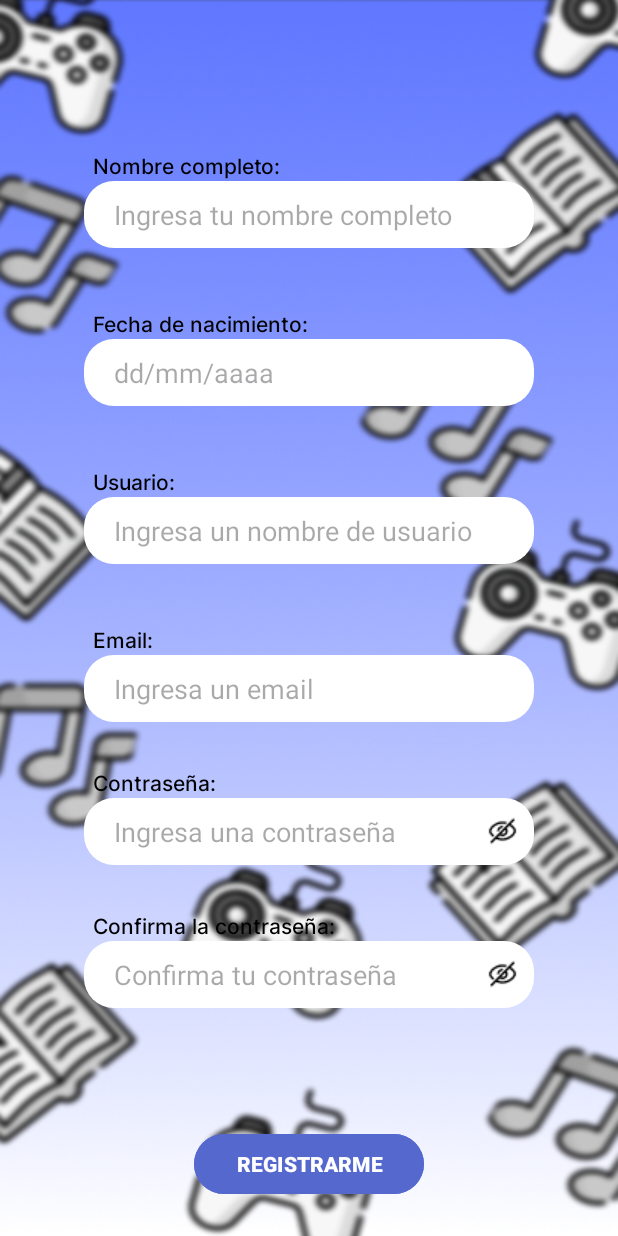
After one commit to AdrianCes/SwapIt, an Android app: the RegistroActivity screen opened directly, with no data from a screen before it, on a phone screen of 412 x 824 dp. The commit adds this screen. Run offline under Robolectric (Android 15) with nearby library versions, the phone set to English and light mode, and no system bars.

Commit message:
Añadido registro

```diff
--- a/app/src/main/AndroidManifest.xml
+++ b/app/src/main/AndroidManifest.xml
@@ -13,6 +13,9 @@
         android:theme="@style/Theme.SwapIt"
         tools:targetApi="31">
         <activity
+            android:name=".RegistroActivity"
+            android:exported="false" />
+        <activity
             android:name=".MainActivity"
             android:exported="true">
             <intent-filter>
--- a/app/src/main/java/com/example/swapit/MainActivity.java
+++ b/app/src/main/java/com/example/swapit/MainActivity.java
@@ -2,13 +2,68 @@ package com.example.swapit;
 
 import androidx.appcompat.app.AppCompatActivity;
 
+import android.content.Intent;
 import android.os.Bundle;
+import android.text.InputType;
+import android.view.MotionEvent;
+import android.view.View;
+import android.widget.EditText;
+import android.widget.TextView;
+
 
 public class MainActivity extends AppCompatActivity {
+    private EditText editTextPassword;
+    private boolean isPasswordVisible = false;
+    private TextView textViewRegister;
 
     @Override
     protected void onCreate(Bundle savedInstanceState) {
         super.onCreate(savedInstanceState);
         setContentView(R.layout.activity_main);
+
+        // Inicializar las variables
+        editTextPassword = findViewById(R.id.editTextText2);
+
+        // Establecer el listener de pulsación en el ícono de la contraseña
+        editTextPassword.setOnTouchListener(new View.OnTouchListener() {
+            @Override
+            public boolean onTouch(View v, MotionEvent event) {
+                if (event.getAction() == MotionEvent.ACTION_DOWN) {
+                    // Al pulsar, cambiar la visibilidad de la contraseña
+                    togglePasswordVisibility();
+                }
+                return false;
+            }
+        });
+
+        textViewRegister = findViewById(R.id.textView5);
+        textViewRegister.setOnClickListener(new View.OnClickListener() {
+            @Override
+            public void onClick(View v) {
+                // Acción al hacer clic en el TextView de registro
+                // Puedes cambiar la clase de la actividad según tus necesidades
+                Intent intent = new Intent(MainActivity.this, RegistroActivity.class);
+                startActivity(intent);
+            }
+        });
     }
+
+
+    private void togglePasswordVisibility() {
+        // Cambiar la visibilidad de la contraseña
+        isPasswordVisible = !isPasswordVisible;
+
+        int inputType = isPasswordVisible ? InputType.TYPE_CLASS_TEXT | InputType.TYPE_TEXT_VARIATION_VISIBLE_PASSWORD
+                : InputType.TYPE_CLASS_TEXT | InputType.TYPE_TEXT_VARIATION_PASSWORD;
+
+        editTextPassword.setInputType(inputType);
+        editTextPassword.setSelection(editTextPassword.getText().length());  // Mover el cursor al final del texto
+
+        // Cambiar el ícono
+        int iconId = isPasswordVisible ? R.drawable.show_password : R.drawable.hide_password;
+        editTextPassword.setCompoundDrawablesWithIntrinsicBounds(0, 0, iconId, 0);
+
+    }
+
+
 }
--- /dev/null
+++ b/app/src/main/java/com/example/swapit/RegistroActivity.java
@@ -0,0 +1,55 @@
+package com.example.swapit;
+
+import androidx.appcompat.app.AppCompatActivity;
+
+import android.os.Bundle;
+import android.text.InputType;
+import android.view.MotionEvent;
+import android.view.View;
+import android.widget.EditText;
+
+public class RegistroActivity extends AppCompatActivity {
+    private EditText editTextPassword;
+    private EditText editTextPassword2;
+    private boolean isPasswordVisible = false;
+
+    @Override
+    protected void onCreate(Bundle savedInstanceState) {
+        super.onCreate(savedInstanceState);
+        setContentView(R.layout.registro);
+
+        editTextPassword = findViewById(R.id.editTextText5);
+        editTextPassword2 = findViewById(R.id.editTextText6);
+
+        setupPasswordVisibilityToggle(editTextPassword);
+        setupPasswordVisibilityToggle(editTextPassword2);
+    }
+
+    private void setupPasswordVisibilityToggle(EditText editText) {
+        editText.setOnTouchListener(new View.OnTouchListener() {
+            @Override
+            public boolean onTouch(View v, MotionEvent event) {
+                if (event.getAction() == MotionEvent.ACTION_DOWN) {
+                    // Al pulsar, cambiar la visibilidad de la contraseña
+                    togglePasswordVisibility(editText);
+                }
+                return false;
+            }
+        });
+    }
+
+    private void togglePasswordVisibility(EditText editText) {
+        // Cambiar la visibilidad de la contraseña
+        isPasswordVisible = !isPasswordVisible;
+
+        int inputType = isPasswordVisible ? InputType.TYPE_CLASS_TEXT | InputType.TYPE_TEXT_VARIATION_VISIBLE_PASSWORD
+                : InputType.TYPE_CLASS_TEXT | InputType.TYPE_TEXT_VARIATION_PASSWORD;
+
+        editText.setInputType(inputType);
+        editText.setSelection(editText.getText().length());  // Mover el cursor al final del texto
+
+        // Cambiar el ícono
+        int iconId = isPasswordVisible ? R.drawable.show_password : R.drawable.hide_password;
+        editText.setCompoundDrawablesWithIntrinsicBounds(0, 0, iconId, 0);
+    }
+}
--- a/app/src/main/res/layout/activity_main.xml
+++ b/app/src/main/res/layout/activity_main.xml
@@ -4,18 +4,17 @@
     xmlns:tools="http://schemas.android.com/tools"
     android:layout_width="match_parent"
     android:layout_height="match_parent"
-    android:background="@drawable/fondopmdm"
+    android:background="@drawable/login"
     android:orientation="vertical"
     android:layout_weight="1"
     tools:context=".MainActivity">
-
+    <!-- Usuario  -->
     <TextView
-        android:layout_marginTop="200dp"
+        android:layout_marginTop="220dp"
         android:id="@+id/textView"
         android:layout_width="match_parent"
         android:layout_height="wrap_content"
-        android:layout_marginLeft="50dp"
-
+        android:layout_marginLeft="62dp"
         android:fontFamily="@font/intermedium"
         android:text="Usuario:"
         android:textColor="#000000" />
@@ -33,14 +32,14 @@
         android:padding="10dp"
         android:paddingStart="20dp"
         android:text="" />
-
+    <!-- Contraseña  -->
     <TextView
         android:id="@+id/textView2"
         android:layout_width="match_parent"
         android:layout_height="wrap_content"
-        android:layout_marginLeft="50dp"
+        android:layout_marginLeft="62dp"
         android:layout_weight="0"
-        android:layout_marginTop="10dp"
+        android:layout_marginTop="30dp"
         android:fontFamily="@font/intermedium"
         android:text="Contraseña:"
         android:textColor="#000000" />
@@ -52,28 +51,31 @@
         android:layout_gravity="center"
         android:layout_weight="0"
         android:background="@drawable/edittext"
+        android:drawableRight="@drawable/hide_password"
         android:ems="10"
         android:hint="Ingresa tu contraseña"
-        android:inputType="text"
+        android:inputType="textPassword"
         android:paddingStart="20dp"
         android:padding="10dp"
         android:text="" />
+
 
     <TextView
         android:id="@+id/textView3"
         android:layout_width="match_parent"
         android:layout_height="wrap_content"
-        android:layout_marginLeft="50dp"
+        android:layout_marginLeft="62dp"
+        android:layout_marginTop="2dp"
         android:layout_weight="0"
         android:fontFamily="@font/intermedium"
         android:text="¿Has olvidado tu contraseña?"
         android:textColor="#000000"
         android:textStyle="normal" />
-
+    <!-- Boton  -->
     <Button
         android:id="@+id/button"
         android:layout_width="133dp"
-        android:layout_marginTop="50dp"
+        android:layout_marginTop="80dp"
         android:layout_height="wrap_content"
         android:layout_gravity="center"
         android:backgroundTint="#5568CE"
@@ -87,7 +89,6 @@
         android:gravity="center"
         android:orientation="horizontal">
 
-
         <TextView
             android:id="@+id/textView4"
             android:layout_width="wrap_content"
@@ -96,7 +97,7 @@
             android:text="¿No tienes cuenta?"
             android:textColor="#000000"
             android:textStyle="normal" />
-
+        <!-- Boton para mandarlo al registro -->
         <TextView
             android:id="@+id/textView5"
             android:layout_width="wrap_content"
@@ -109,4 +110,5 @@
 
     </LinearLayout>
 
+
 </LinearLayout>
--- /dev/null
+++ b/app/src/main/res/layout/registro.xml
@@ -0,0 +1,167 @@
+<?xml version="1.0" encoding="utf-8"?>
+<LinearLayout xmlns:android="http://schemas.android.com/apk/res/android"
+    android:layout_width="match_parent"
+    android:layout_height="match_parent"
+    android:layout_weight="1"
+    android:background="@drawable/registro"
+    android:orientation="vertical">
+    <!-- Nombre  -->
+    <TextView
+        android:id="@+id/textView"
+        android:layout_width="match_parent"
+        android:layout_height="wrap_content"
+        android:layout_marginLeft="62dp"
+        android:layout_marginTop="100dp"
+        android:fontFamily="@font/intermedium"
+        android:text="Nombre completo:"
+        android:textColor="#000000" />
+
+    <EditText
+        android:id="@+id/editTextText"
+        android:layout_width="300dp"
+        android:layout_height="wrap_content"
+        android:layout_gravity="center"
+        android:layout_weight="0"
+        android:background="@drawable/edittext"
+        android:ems="10"
+        android:hint="Ingresa tu nombre completo"
+        android:inputType="text"
+        android:padding="10dp"
+        android:paddingStart="20dp"
+        android:text="" />
+    <!-- Nacimiento  -->
+    <TextView
+        android:id="@+id/textView2"
+        android:layout_width="match_parent"
+        android:layout_height="wrap_content"
+        android:layout_marginLeft="62dp"
+        android:layout_marginTop="40dp"
+        android:fontFamily="@font/intermedium"
+        android:text="Fecha de nacimiento:"
+        android:textColor="#000000" />
+
+
+    <EditText
+        android:id="@+id/editTextDate"
+        android:layout_width="300dp"
+        android:layout_height="wrap_content"
+        android:ems="10"
+        android:inputType="date"
+        android:layout_gravity="center"
+        android:layout_weight="0"
+        android:background="@drawable/edittext"
+        android:hint="dd/mm/aaaa"
+        android:padding="10dp"
+        android:paddingStart="20dp"/>
+    <!-- Usuario  -->
+    <TextView
+        android:layout_marginTop="40dp"
+        android:id="@+id/textView3"
+        android:layout_width="match_parent"
+        android:layout_height="wrap_content"
+        android:layout_marginLeft="62dp"
+        android:fontFamily="@font/intermedium"
+        android:text="Usuario:"
+        android:textColor="#000000" />
+
+    <EditText
+        android:id="@+id/editTextText3"
+        android:layout_width="300dp"
+        android:layout_height="wrap_content"
+        android:layout_gravity="center"
+        android:layout_weight="0"
+        android:background="@drawable/edittext"
+        android:ems="10"
+        android:hint="Ingresa un nombre de usuario"
+        android:inputType="text"
+        android:padding="10dp"
+        android:paddingStart="20dp"
+        android:text="" />
+    <!-- Email  -->
+    <TextView
+        android:layout_marginTop="40dp"
+        android:id="@+id/textView4"
+        android:layout_width="match_parent"
+        android:layout_height="wrap_content"
+        android:layout_marginLeft="62dp"
+        android:fontFamily="@font/intermedium"
+        android:text="Email:"
+        android:textColor="#000000" />
+
+    <EditText
+        android:id="@+id/editTextText4"
+        android:layout_width="300dp"
+        android:layout_height="wrap_content"
+        android:layout_gravity="center"
+        android:layout_weight="0"
+        android:background="@drawable/edittext"
+        android:ems="10"
+        android:hint="Ingresa un email"
+        android:inputType="text"
+        android:padding="10dp"
+        android:paddingStart="20dp"
+        android:text="" />
+    <!-- Contraseña  -->
+    <TextView
+        android:id="@+id/textView5"
+        android:layout_width="match_parent"
+        android:layout_height="wrap_content"
+        android:layout_marginLeft="62dp"
+        android:layout_weight="0"
+        android:layout_marginTop="30dp"
+        android:fontFamily="@font/intermedium"
+        android:text="Contraseña:"
+        android:textColor="#000000" />
+
+    <EditText
+        android:id="@+id/editTextText5"
+        android:layout_width="300dp"
+        android:layout_height="wrap_content"
+        android:layout_gravity="center"
+        android:layout_weight="0"
+        android:background="@drawable/edittext"
+        android:ems="10"
+        android:hint="Ingresa una contraseña"
+        android:drawableRight="@drawable/hide_password"
+        android:inputType="textPassword"
+        android:paddingStart="20dp"
+        android:padding="10dp"
+        android:text="" />
+    <!-- Verficia contraseña  -->
+    <TextView
+        android:id="@+id/textView6"
+        android:layout_width="match_parent"
+        android:layout_height="wrap_content"
+        android:layout_marginLeft="62dp"
+        android:layout_weight="0"
+        android:layout_marginTop="30dp"
+        android:fontFamily="@font/intermedium"
+        android:text="Confirma la contraseña:"
+        android:textColor="#000000" />
+
+    <EditText
+        android:id="@+id/editTextText6"
+        android:layout_width="300dp"
+        android:layout_height="wrap_content"
+        android:layout_gravity="center"
+        android:layout_weight="0"
+        android:background="@drawable/edittext"
+        android:drawableRight="@drawable/hide_password"
+        android:ems="10"
+        android:hint="Confirma tu contraseña"
+        android:inputType="textPassword"
+        android:paddingStart="20dp"
+        android:padding="10dp"
+        android:text="" />
+    <!-- Boton  -->
+    <Button
+        android:id="@+id/button"
+        android:layout_width="153dp"
+        android:layout_marginTop="80dp"
+        android:layout_height="wrap_content"
+        android:layout_gravity="center"
+        android:backgroundTint="#5568CE"
+        android:text="REGISTRARME"
+        android:textStyle="bold" />
+
+</LinearLayout>
```
Also changed, not shown: app/src/main/res/drawable/fondopmdm.jpg (deleted), app/src/main/res/drawable/hide_password.png (added), app/src/main/res/drawable/login.png (added), app/src/main/res/drawable/registro.png (added), app/src/main/res/drawable/show_password.png (added).
